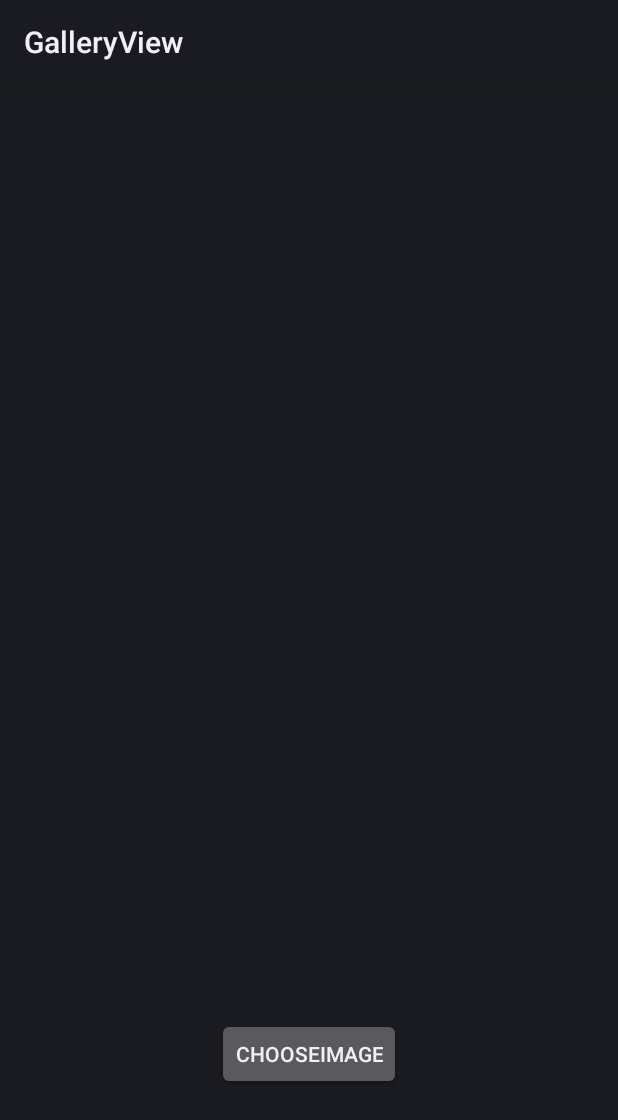
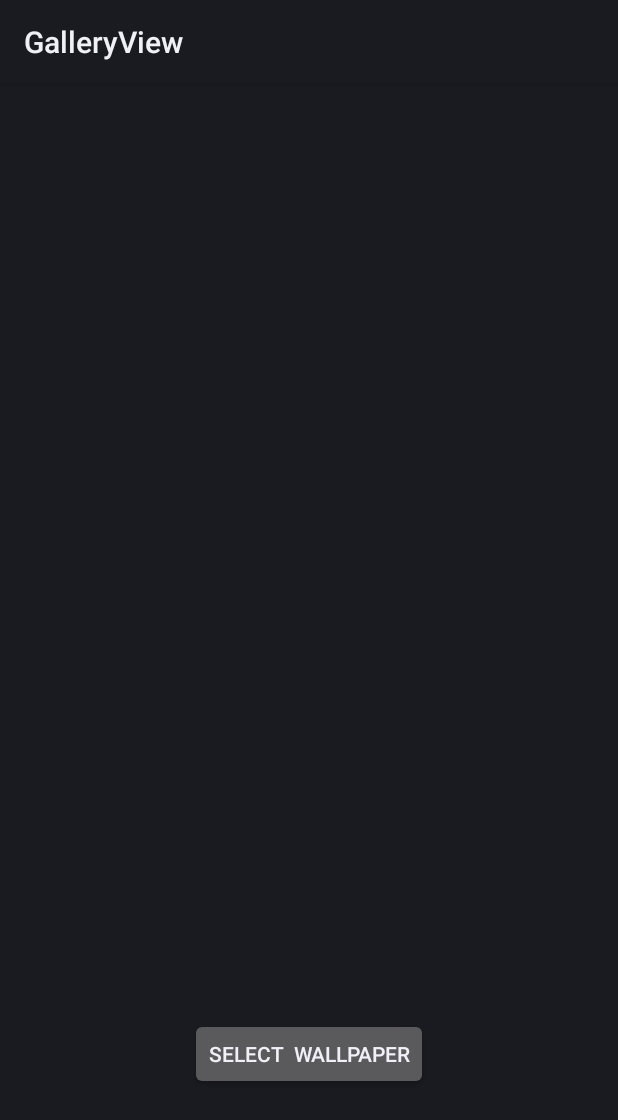
Before and after one commit to VijayJaybhay/GalleryView, an Android app: the layout activity_main.xml on its own in the app's theme, with its tools: preview values and no code run, on a phone screen of 412 x 824 dp. Shown: the top 1120 px of the screen. Run offline under Robolectric (Android 15) with nearby library versions, the phone set to English and light mode, and no system bars.

Commit message:
Minor changes

```diff
--- a/app/src/main/res/layout/activity_main.xml
+++ b/app/src/main/res/layout/activity_main.xml
@@ -18,7 +18,7 @@
     <Button
         android:layout_width="wrap_content"
         android:layout_height="wrap_content"
-        android:text="chooseImage"
+        android:text="Select  Wallpaper"
         android:id="@+id/chooseImage"
         android:layout_marginBottom="97dp"
         android:layout_alignParentBottom="true"
```
Also changed, not shown: app/src/main/java/me/vijayjaybhay/galleryviewdemo/MainActivity.java (+4 -4 lines), 2 other files.
